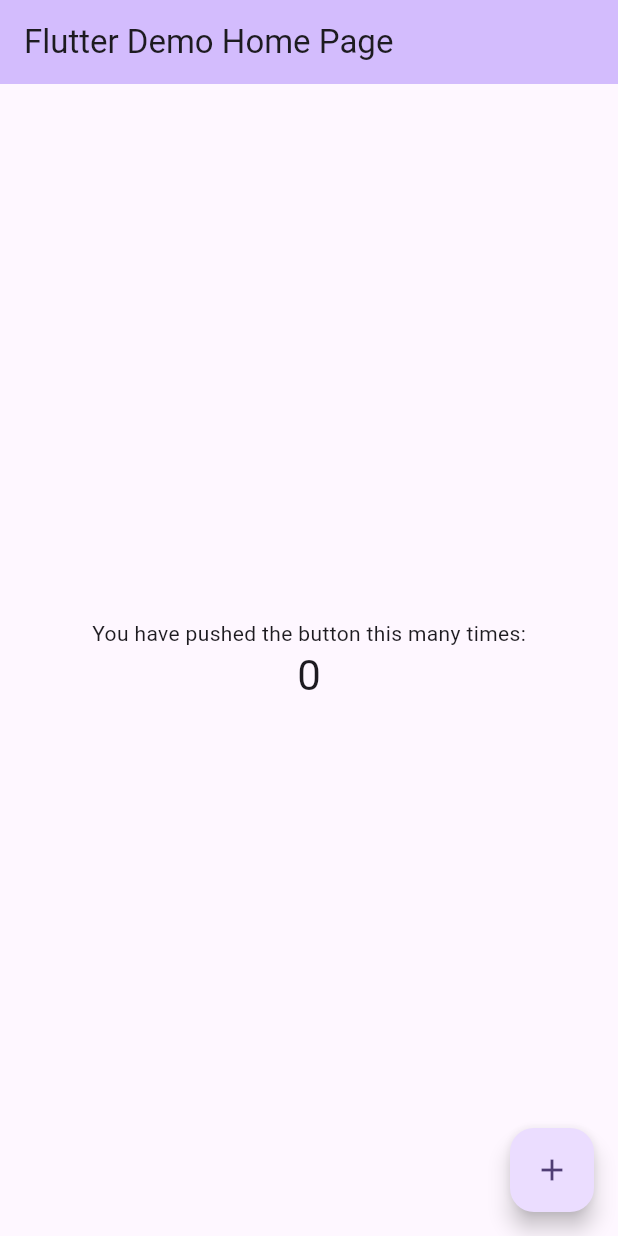
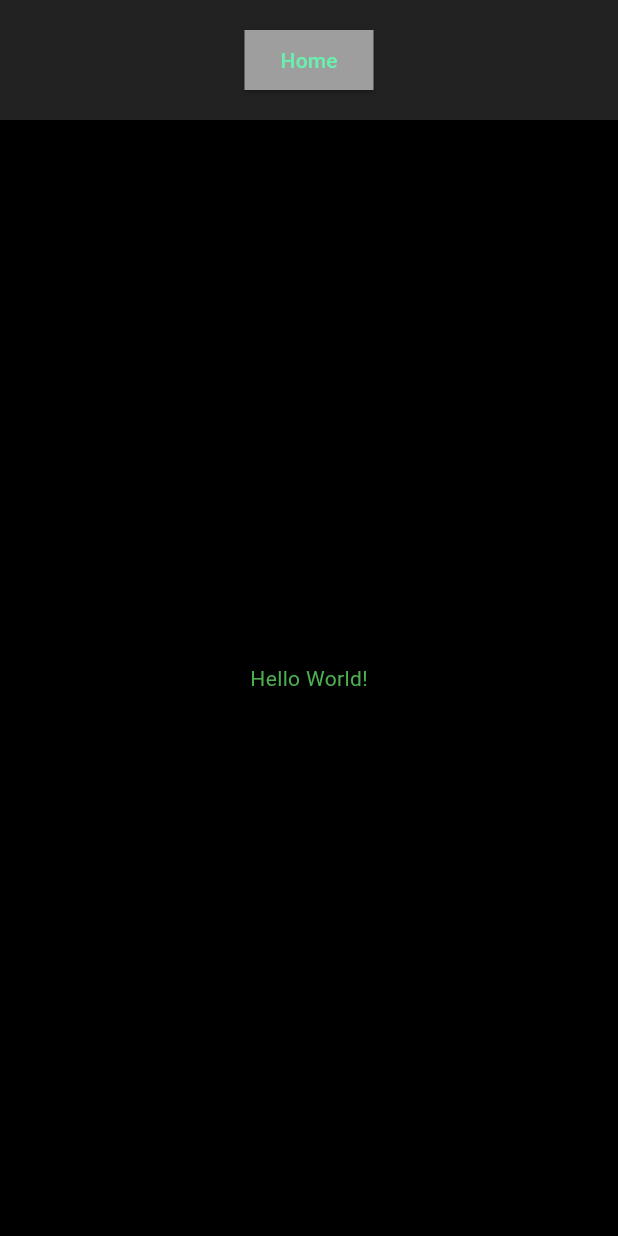
Before and after one commit to tlmm00/portfolio_flutter, a Flutter app: the screen it shows after launch, on a phone screen of 412 x 824 dp. Run offline on Flutter 3.47's test engine with Material 3 defaults, Android fonts, the phone set to English and light mode, and no system bars.

Commit message:
home page e top bar feitos

```diff
--- /dev/null
+++ b/portfolio_flutter/devtools_options.yaml
@@ -0,0 +1 @@
+extensions:
--- /dev/null
+++ b/portfolio_flutter/lib/components/navigation_bar.dart
@@ -0,0 +1,27 @@
+import 'package:flutter/material.dart';
+import 'package:portfolio_flutter/components/navigation_bar_button.dart';
+import 'package:portfolio_flutter/model/rotas.dart';
+
+class TopNavigationBar extends StatelessWidget {
+  const TopNavigationBar({super.key});
+
+  @override
+  Widget build(BuildContext context) {
+    return Scaffold(
+        body: Container(
+      color: Colors.black87,
+      child: Column(
+        mainAxisAlignment: MainAxisAlignment.spaceAround,
+        children: [
+          Row(
+            crossAxisAlignment: CrossAxisAlignment.center,
+            mainAxisAlignment: MainAxisAlignment.spaceEvenly,
+            children: [
+              NavigationBarButton(text: "Home", path: Routes.HOME),
+            ],
+          ),
+        ],
+      ),
+    ));
+  }
+}
--- /dev/null
+++ b/portfolio_flutter/lib/components/navigation_bar_button.dart
@@ -0,0 +1,39 @@
+import 'package:flutter/material.dart';
+
+class NavigationBarButton extends StatelessWidget {
+  String text;
+  String path;
+
+  NavigationBarButton({
+    required String this.text,
+    required String this.path,
+    Key? key,
+  });
+
+  @override
+  Widget build(BuildContext context) {
+    return ElevatedButton(
+        onPressed: () {
+          Navigator.pushNamed(context, path);
+        },
+        style: ElevatedButton.styleFrom(
+            backgroundColor: Colors.grey,
+            // minimumSize: const Size(200, 200),
+            // maximumSize: const Size(500, 300),
+            shape: const LinearBorder(),
+            side: BorderSide(
+              color: Colors.green,
+              width: 1,
+            )),
+        child: Row(
+          crossAxisAlignment: CrossAxisAlignment.center,
+          mainAxisAlignment: MainAxisAlignment.center,
+          children: [
+            Text(
+              text,
+              style: TextStyle(color: Colors.greenAccent),
+            )
+          ],
+        ));
+  }
+}
--- a/portfolio_flutter/lib/main.dart
+++ b/portfolio_flutter/lib/main.dart
@@ -1,4 +1,11 @@
+// import 'dart:html';
 import 'package:flutter/material.dart';
+import 'package:portfolio_flutter/provider/provider_certificados.dart';
+import 'package:provider/provider.dart';
+
+import 'model/rotas.dart';
+import 'view/helloworld.dart';
+import 'view/home/home.dart';
 
 void main() {
   runApp(const MyApp());
@@ -7,119 +14,16 @@ void main() {
 class MyApp extends StatelessWidget {
   const MyApp({super.key});
 
-  // This widget is the root of your application.
   @override
   Widget build(BuildContext context) {
-    return MaterialApp(
-      title: 'Flutter Demo',
-      theme: ThemeData(
-        // This is the theme of your application.
-        //
-        // TRY THIS: Try running your application with "flutter run". You'll see
-        // the application has a purple toolbar. Then, without quitting the app,
-        // try changing the seedColor in the colorScheme below to Colors.green
-        // and then invoke "hot reload" (save your changes or press the "hot
-        // reload" button in a Flutter-supported IDE, or press "r" if you used
-        // the command line to start the app).
-        //
-        // Notice that the counter didn't reset back to zero; the application
-        // state is not lost during the reload. To reset the state, use hot
-        // restart instead.
-        //
-        // This works for code too, not just values: Most code changes can be
-        // tested with just a hot reload.
-        colorScheme: ColorScheme.fromSeed(seedColor: Colors.deepPurple),
-        useMaterial3: true,
+    return MultiProvider(
+      providers: [
+        ChangeNotifierProvider(create: (_) => ListCertificadosProvider()),
+      ],
+      child: MaterialApp(
+        title: 'Portfolio Thiago Mello',
+        home: HomeView(),
       ),
-      home: const MyHomePage(title: 'Flutter Demo Home Page'),
     );
   }
 }
-
-class MyHomePage extends StatefulWidget {
-  const MyHomePage({super.key, required this.title});
-
-  // This widget is the home page of your application. It is stateful, meaning
-  // that it has a State object (defined below) that contains fields that affect
-  // how it looks.
-
-  // This class is the configuration for the state. It holds the values (in this
-  // case the title) provided by the parent (in this case the App widget) and
-  // used by the build method of the State. Fields in a Widget subclass are
-  // always marked "final".
-
-  final String title;
-
-  @override
-  State<MyHomePage> createState() => _MyHomePageState();
-}
-
-class _MyHomePageState extends State<MyHomePage> {
-  int _counter = 0;
-
-  void _incrementCounter() {
-    setState(() {
-      // This call to setState tells the Flutter framework that something has
-      // changed in this State, which causes it to rerun the build method below
-      // so that the display can reflect the updated values. If we changed
-      // _counter without calling setState(), then the build method would not be
-      // called again, and so nothing would appear to happen.
-      _counter++;
-    });
-  }
-
-  @override
-  Widget build(BuildContext context) {
-    // This method is rerun every time setState is called, for instance as done
-    // by the _incrementCounter method above.
-    //
-    // The Flutter framework has been optimized to make rerunning build methods
-    // fast, so that you can just rebuild anything that needs updating rather
-    // than having to individually change instances of widgets.
-    return Scaffold(
-      appBar: AppBar(
-        // TRY THIS: Try changing the color here to a specific color (to
-        // Colors.amber, perhaps?) and trigger a hot reload to see the AppBar
-        // change color while the other colors stay the same.
-        backgroundColor: Theme.of(context).colorScheme.inversePrimary,
-        // Here we take the value from the MyHomePage object that was created by
-        // the App.build method, and use it to set our appbar title.
-        title: Text(widget.title),
-      ),
-      body: Center(
-        // Center is a layout widget. It takes a single child and positions it
-        // in the middle of the parent.
-        child: Column(
-          // Column is also a layout widget. It takes a list of children and
-          // arranges them vertically. By default, it sizes itself to fit its
-          // children horizontally, and tries to be as tall as its parent.
-          //
-          // Column has various properties to control how it sizes itself and
-          // how it positions its children. Here we use mainAxisAlignment to
-          // center the children vertically; the main axis here is the vertical
-          // axis because Columns are vertical (the cross axis would be
-          // horizontal).
-          //
-          // TRY THIS: Invoke "debug painting" (choose the "Toggle Debug Paint"
-          // action in the IDE, or press "p" in the console), to see the
-          // wireframe for each widget.
-          mainAxisAlignment: MainAxisAlignment.center,
-          children: <Widget>[
-            const Text(
-              'You have pushed the button this many times:',
-            ),
-            Text(
-              '$_counter',
-              style: Theme.of(context).textTheme.headlineMedium,
-            ),
-          ],
-        ),
-      ),
-      floatingActionButton: FloatingActionButton(
-        onPressed: _incrementCounter,
-        tooltip: 'Increment',
-        child: const Icon(Icons.add),
-      ), // This trailing comma makes auto-formatting nicer for build methods.
-    );
-  }
-}
--- /dev/null
+++ b/portfolio_flutter/lib/model/certificado.dart
@@ -0,0 +1,6 @@
+class Certificado {
+  String nome;
+  String instituicao;
+
+  Certificado(this.nome, this.instituicao);
+}
--- /dev/null
+++ b/portfolio_flutter/lib/model/rotas.dart
@@ -0,0 +1,4 @@
+class Routes {
+  static const HELLOWORLD = '/../view/helloworld';
+  static const HOME = '../view/home/home';
+}
--- /dev/null
+++ b/portfolio_flutter/lib/provider/provider_certificados.dart
@@ -0,0 +1,30 @@
+import 'package:flutter/material.dart';
+import 'package:provider/provider.dart';
+
+import '../model/certificado.dart';
+
+class ListCertificadosProvider with ChangeNotifier {
+  List<Certificado> ListCertificados = [];
+
+  void excluirAparelho(int index) {
+    ListCertificados.removeAt(index);
+    notifyListeners();
+  }
+
+  void editarAparelho(int index, String nome) {
+    ListCertificados[index].nome = nome;
+    notifyListeners();
+  }
+
+  void indexComodo(int index, String instituicao) {
+    ListCertificados[index].instituicao = instituicao;
+    notifyListeners();
+  }
+
+  void addList(Certificado c) {
+    ListCertificados.add(c);
+    notifyListeners();
+  }
+
+  int getLenght() => ListCertificados.length;
+}
--- /dev/null
+++ b/portfolio_flutter/lib/view/helloworld.dart
@@ -0,0 +1,34 @@
+// import 'dart:html';
+import 'package:flutter/material.dart';
+import 'package:portfolio_flutter/components/navigation_bar.dart';
+
+class TelaHelloWorld extends StatelessWidget {
+  const TelaHelloWorld({super.key});
+
+  @override
+  Widget build(BuildContext context) {
+    return MaterialApp(
+      title: 'Thiago Mello Portfolio',
+      theme: ThemeData(
+        colorScheme: ColorScheme.fromSeed(seedColor: Colors.brown),
+        useMaterial3: true,
+      ),
+      home: Scaffold(
+          body: Container(
+        color: Colors.black,
+        child: Column(
+          mainAxisAlignment: MainAxisAlignment.center,
+          children: [
+            Center(
+              child: Text(
+                "Hello World!",
+                style: TextStyle(color: Colors.green),
+              ),
+            ),
+          ],
+        ),
+      )),
+      routes: {},
+    );
+  }
+}
--- /dev/null
+++ b/portfolio_flutter/lib/view/home/home.dart
@@ -0,0 +1,12 @@
+import 'package:flutter/material.dart';
+import 'package:portfolio_flutter/view/main_view.dart';
+import 'package:portfolio_flutter/view/helloworld.dart';
+
+class HomeView extends StatelessWidget {
+  const HomeView({super.key});
+
+  @override
+  Widget build(BuildContext context) {
+    return const MainView(pages: [TelaHelloWorld()]);
+  }
+}
--- /dev/null
+++ b/portfolio_flutter/lib/view/main_view.dart
@@ -0,0 +1,26 @@
+import 'package:flutter/material.dart';
+import 'package:portfolio_flutter/components/navigation_bar.dart';
+import 'package:portfolio_flutter/view/helloworld.dart';
+
+class MainView extends StatelessWidget {
+  const MainView({super.key, required this.pages});
+  final List<Widget> pages;
+
+  @override
+  Widget build(BuildContext context) {
+    return Scaffold(
+      body: Center(
+          child: Column(
+        children: [
+          const SizedBox(height: 80, child: TopNavigationBar()),
+          Expanded(
+              flex: 9,
+              child: PageView(
+                //physics: const NeverScrollableScrollPhysics(),
+                children: [TelaHelloWorld()],
+              ))
+        ],
+      )),
+    );
+  }
+}
--- a/portfolio_flutter/pubspec.yaml
+++ b/portfolio_flutter/pubspec.yaml
@@ -35,6 +35,8 @@ dependencies:
   # The following adds the Cupertino Icons font to your application.
   # Use with the CupertinoIcons class for iOS style icons.
   cupertino_icons: ^1.0.2
+  multi_select_flutter: ^4.1.3
+  provider: ^6.1.1
 
 dev_dependencies:
   flutter_test:
```
Also changed, not shown: portfolio_flutter/pubspec.lock, 1 other file.
